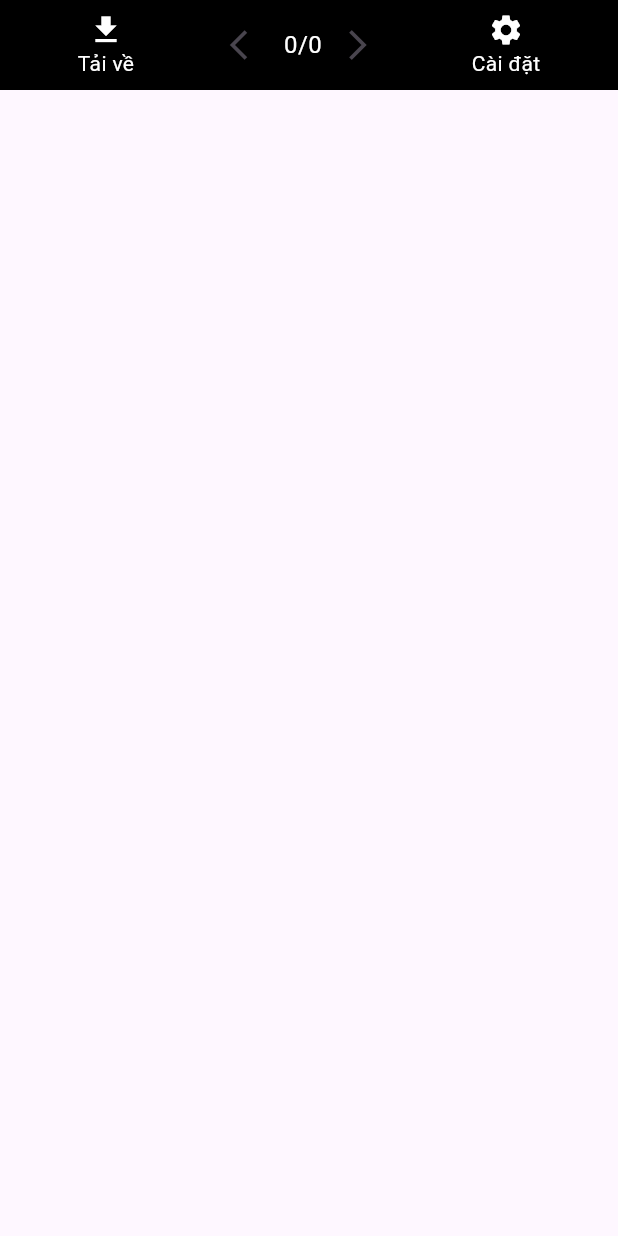
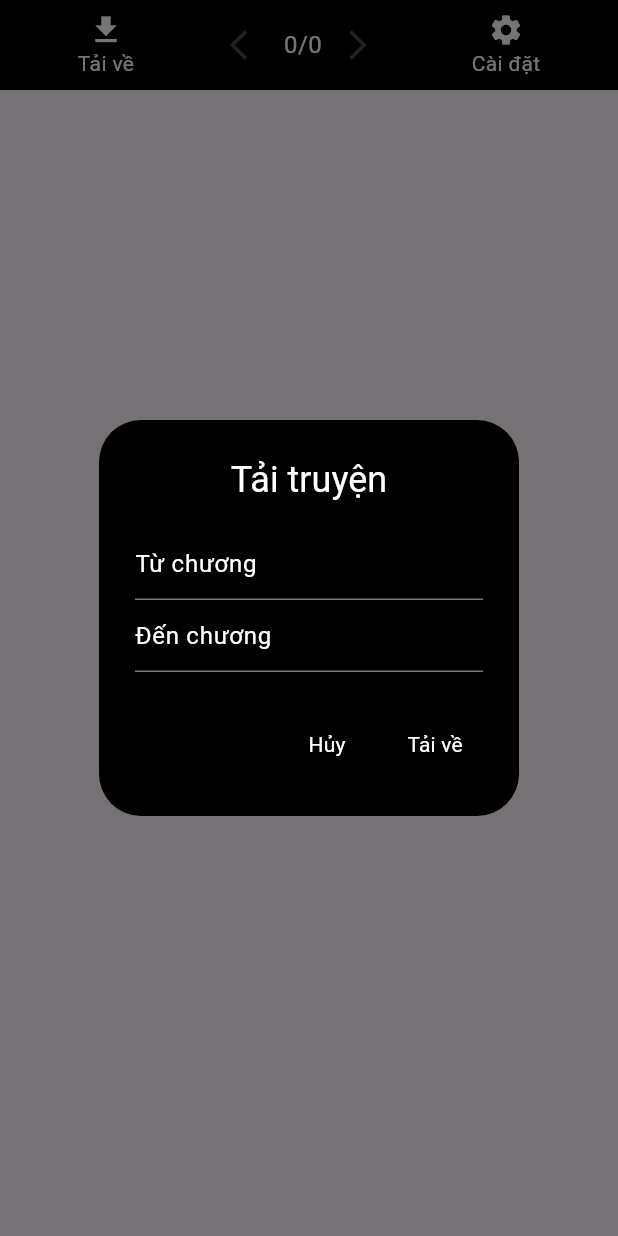
Before and after one commit to chanhuy142/NovelCrawlFE, a Flutter app: the ReadingModalBottom widget shown alone on an empty page, opened directly with empty values, after a tap on "Tải về", on a phone screen of 412 x 824 dp. Run offline on Flutter 3.47's test engine with Material 3 defaults, Android fonts, the phone set to English and light mode, and no system bars; our stand-ins replace hive; accounts and stored records are empty; network calls fail; project files that could hold a hidden picture were left out.

Commit message:
UI for download

```diff
--- a/lib/components/task_bar.dart
+++ b/lib/components/task_bar.dart
@@ -1,6 +1,7 @@
 import 'package:flutter/foundation.dart';
 import 'package:flutter/material.dart';
 import 'package:novel_crawl/models/novel_detail.dart';
+import 'package:novel_crawl/popup/download_popup.dart';
 import 'package:novel_crawl/screens/readingscreen.dart';
 import 'package:novel_crawl/service/history_service.dart';
 
@@ -38,6 +39,17 @@ class _TaskBarState extends State<TaskBar> {
       });
     });
   }
+
+
+  void showDownloadDialog(){
+    showDialog(
+      context: context,
+      builder: (BuildContext context) {
+        return DownloadPopup(novel: novel,);
+      }
+    );
+  }
+
   @override
   Widget build(BuildContext context) {
     return SizedBox(
@@ -95,6 +107,7 @@ class _TaskBarState extends State<TaskBar> {
           GestureDetector(
             onTap: () {
               //download novel
+              showDownloadDialog();
             },
             child: Container(
               color: Colors.transparent,
--- /dev/null
+++ b/lib/popup/download_popup.dart
@@ -0,0 +1,61 @@
+import 'package:flutter/material.dart';
+import 'package:flutter/widgets.dart';
+import 'package:novel_crawl/models/novel_detail.dart';
+
+class DownloadPopup extends StatefulWidget {
+  const DownloadPopup({super.key, required this.novel});
+  final TruyenDetail novel;
+
+
+  @override
+  State<DownloadPopup> createState() => _DownloadPopupState();
+}
+
+class _DownloadPopupState extends State<DownloadPopup> {
+  final  _startChapterController = TextEditingController();
+  final _endChapterController = TextEditingController();
+  @override
+  Widget build(BuildContext context) {
+    return AlertDialog(
+      backgroundColor: Colors.black,
+      title: Center(child: Text('Tải truyện', style: TextStyle(color: Colors.white),)),
+      content: Column(
+        mainAxisSize: MainAxisSize.min,
+        children: [
+          TextField(
+            controller: _startChapterController,
+            keyboardType: TextInputType.number,
+            style: TextStyle(color: Colors.white),
+            decoration: InputDecoration(
+              hintText: 'Từ chương',
+              hintStyle: TextStyle(color: Colors.white)
+            ),
+          ),
+          TextField(
+            controller: _endChapterController,
+            keyboardType: TextInputType.number,
+            style: TextStyle(color: Colors.white),
+            decoration: InputDecoration(
+              hintText: 'Đến chương',
+              hintStyle: TextStyle(color: Colors.white)
+            ),
+          )
+        ],
+      ),
+      actions: [
+        TextButton(
+          onPressed: () {
+            Navigator.of(context).pop();
+          },
+          child: Text('Hủy', style: TextStyle(color: Colors.white),),
+        ),
+        TextButton(
+          onPressed: () {
+            //download novel
+          },
+          child: Text('Tải về', style: TextStyle(color: Colors.white),),
+        )
+      ],
+    );
+  }
+}
--- a/lib/popup/reading_modal_bottom.dart
+++ b/lib/popup/reading_modal_bottom.dart
@@ -1,11 +1,13 @@
 import 'package:flutter/material.dart';
 import 'package:novel_crawl/components/novel_source_selector.dart';
+import 'package:novel_crawl/models/novel_detail.dart';
+import 'package:novel_crawl/popup/download_popup.dart';
 import 'package:novel_crawl/screens/settingscreen.dart';
 
 class ReadingModalBottom extends StatefulWidget {
-  const ReadingModalBottom({super.key, required this.currentChapter, required this.totalChapter, required this.onChapterChanged, required this.sources, required this.onUpdated});
+  const ReadingModalBottom({super.key, required this.currentChapter, required this.novel, required this.onChapterChanged, required this.sources, required this.onUpdated});
   final int currentChapter;
-  final int totalChapter;
+  final TruyenDetail novel;
   final ValueChanged<int> onChapterChanged;
   final List<String> sources;
   final Function() onUpdated;
@@ -21,10 +23,17 @@ class _ReadingModalBottomState extends State<ReadingModalBottom> {
   void initState() {
     super.initState();
     currentChapter = widget.currentChapter;
-    totalChapter = widget.totalChapter;
+    totalChapter = widget.novel.numberOfChapters;
   }
 
-
+  void showDownloadDialog(){
+    showDialog(
+      context: context,
+      builder: (BuildContext context) {
+        return DownloadPopup(novel: widget.novel,);
+      }
+    );
+  }
 
   @override
   Widget build(BuildContext context) {
@@ -39,6 +48,7 @@ class _ReadingModalBottomState extends State<ReadingModalBottom> {
           GestureDetector(
             onTap: () {
               //download novel
+              showDownloadDialog();
             },
             child: Container(
               color: Colors.transparent,
--- a/lib/screens/readingscreen.dart
+++ b/lib/screens/readingscreen.dart
@@ -159,7 +159,7 @@ class _ReadingScreenState extends State<ReadingScreen> {
     showModalBottomSheet(
       context: context,
       builder: (BuildContext context) {
-        return ReadingModalBottom(currentChapter: chapter, totalChapter: widget.novel.numberOfChapters, onChapterChanged: onChapterChanged,
+        return ReadingModalBottom(currentChapter: chapter, novel: widget.novel, onChapterChanged: onChapterChanged,
         sources: allSourceChapterContent.chapterContents.map((e) => e.source).toList(), onUpdated: updateAllState);
 
       }
--- a/lib/service/api_service.dart
+++ b/lib/service/api_service.dart
@@ -11,7 +11,7 @@ class APIService {
   AllSourceChapterContent allSourceChapterContentFromJson(String str) =>
       AllSourceChapterContent.fromJson(jsonDecode(str));
 
-  String localhost = 'http://192.168.1.7:3000';
+  String localhost = 'http://192.168.1.37:3000';
   //send to http://localhost/details
   //port 3000
   Future<Library> getNovelDetails() async {
```
Also changed, not shown: lib/service/download_service.dart (added).
